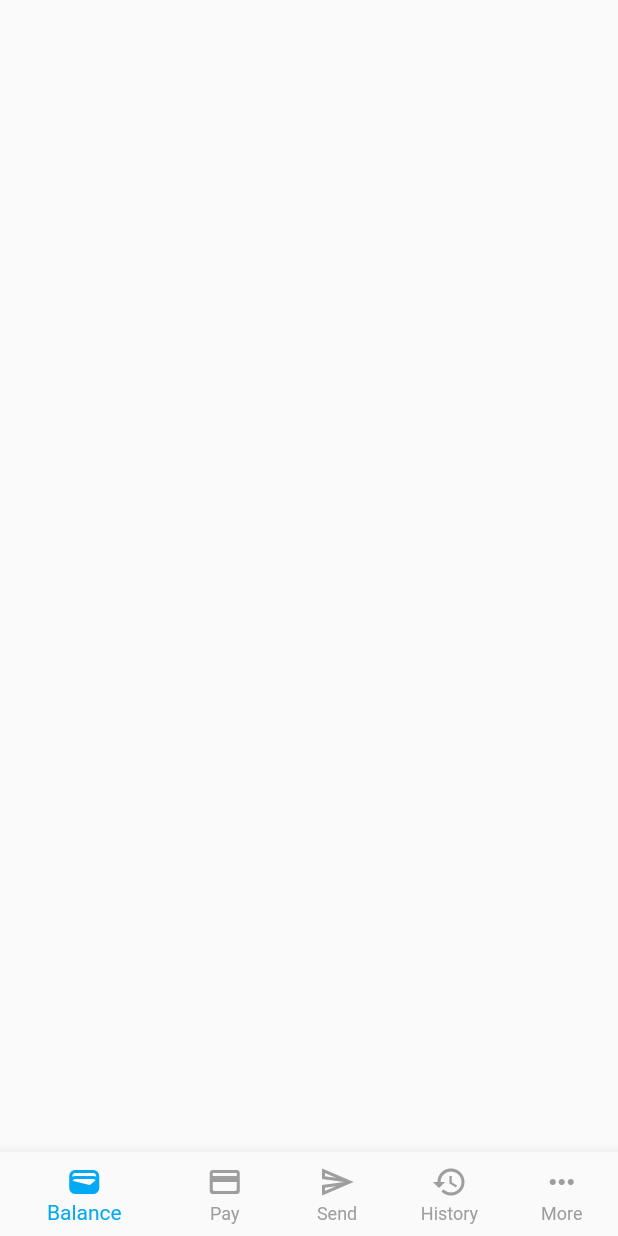
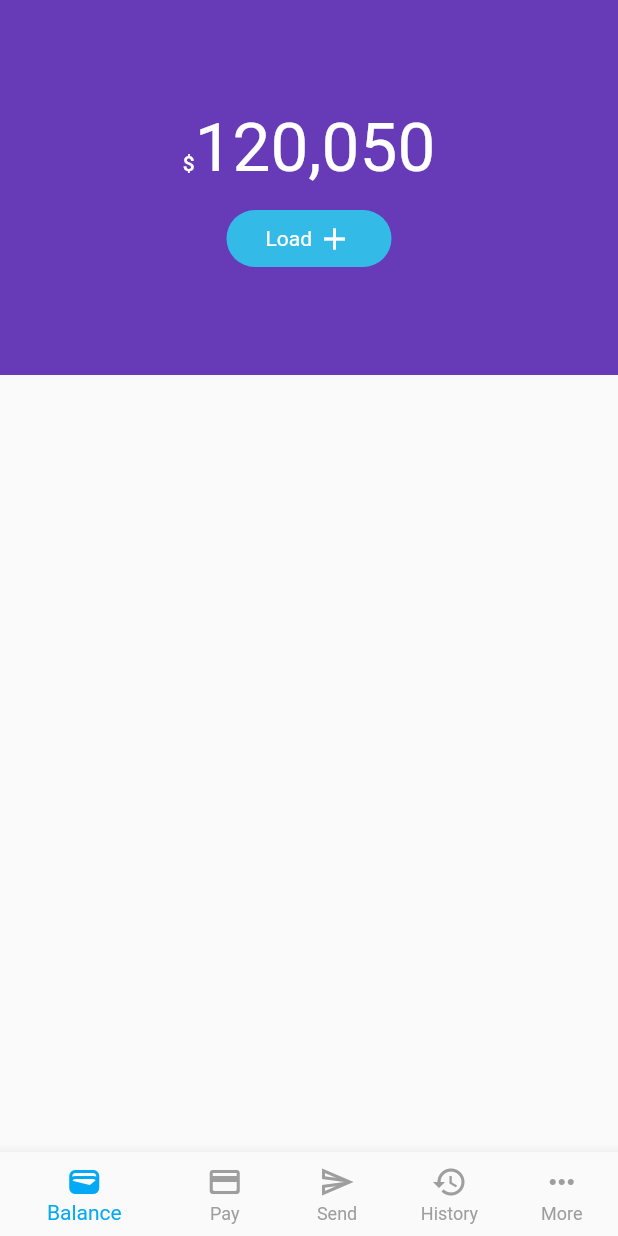
Before and after one commit to phan-tech-ltd/mobile_ui_1, a Flutter app: the screen it shows after launch, on a phone screen of 412 x 824 dp. Run offline on Flutter 3.47's test engine with Material 2 defaults, Android fonts, the phone set to English and light mode, and no system bars.

Commit message:
balance card

```diff
--- a/lib/main.dart
+++ b/lib/main.dart
@@ -15,7 +15,7 @@ class MyApp extends StatelessWidget {
       theme: ThemeData(
 
 
-        primarySwatch: Colors.blue,
+        primarySwatch: Colors.deepPurple,
       ),
       home: const HomePage(),
     );
--- /dev/null
+++ b/lib/src/pages/balance_tab.dart
@@ -0,0 +1,61 @@
+import 'package:flutter/material.dart';
+
+class BalanceTab extends StatelessWidget {
+  const BalanceTab({super.key});
+
+  @override
+  Widget build(BuildContext context) {
+    var theme = Theme.of(context);
+    return Column(
+        children: [
+          // balance container
+          Container(
+            height: 250,
+            width: double.infinity,
+            color: Theme.of(context).primaryColor,
+            child: Center(
+              child: Column(
+                mainAxisSize: MainAxisSize.min,
+                children: [
+                  Text.rich(
+                    TextSpan(
+                      text: '\$',
+                      style: theme.textTheme.bodyLarge?.apply(color: theme.colorScheme.onBackground),
+                      children: [
+                        TextSpan(
+                          text: '120,050',
+                          style: theme.textTheme.headline3?.apply(color: theme.colorScheme.onBackground)
+                        ),
+                      ]
+                    ),
+                  ),
+                  const SizedBox(height: 15,),
+
+                  // load
+                  Container(
+                    width: 110,
+                    padding: const EdgeInsets.all(7),
+                    decoration: BoxDecoration(
+                      color: Colors.cyanAccent.withOpacity(.65),
+                      borderRadius: BorderRadius.circular(20)
+                    ),
+                    child: Row(
+                      mainAxisAlignment: MainAxisAlignment.center,
+                      children: const [
+                        Text('Load', style: TextStyle(color: Colors.white),),
+                        SizedBox(width: 3,)
+,                        Icon(Icons.add, color: Colors.white,)
+                      ],
+                    ),
+                  ),
+                ],
+              ),
+            ),
+          ),
+
+          // history
+
+        ],
+      );
+  }
+}
--- a/lib/src/pages/home_page.dart
+++ b/lib/src/pages/home_page.dart
@@ -1,4 +1,5 @@
 import 'package:flutter/material.dart';
+import 'package:mobile_ui_1/src/pages/balance_tab.dart';
 
 class HomePage extends StatefulWidget {
   const HomePage({super.key});
@@ -7,7 +8,8 @@ class HomePage extends StatefulWidget {
   State<HomePage> createState() => _HomePageState();
 }
 
-class _HomePageState extends State<HomePage> {
+class _HomePageState extends State<HomePage> with SingleTickerProviderStateMixin {
+  late final TabController _tabController;
 
   int _currentTab = 0;
 
@@ -42,6 +44,18 @@ class _HomePageState extends State<HomePage> {
   void onBottomNavTap(int index){
     setState(() {
       _currentTab = index;
+      _tabController.index = index;
+    });
+  }
+
+  @override
+  void initState() {
+    super.initState();
+    _tabController = TabController(length: _bottomNavItems.length, vsync: this, initialIndex: _currentTab);
+    _tabController.addListener(() {
+      setState(() {
+        _currentTab = _tabController.index;
+      });
     });
   }
 
@@ -63,6 +77,16 @@ class _HomePageState extends State<HomePage> {
             ),
         ],
       ),
+      body: TabBarView(
+        controller: _tabController,
+        children: const [
+          BalanceTab(),
+          BalanceTab(),
+          BalanceTab(),
+          BalanceTab(),
+          BalanceTab(),
+        ],
+      )
     );
   }
 }
```
